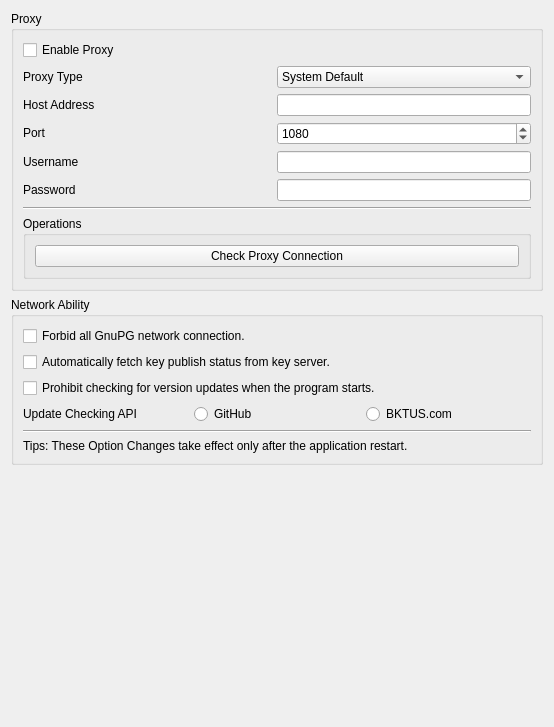
saturneric/GpgFrontend, file ui/NetworkSettings.ui: the form before one commit.
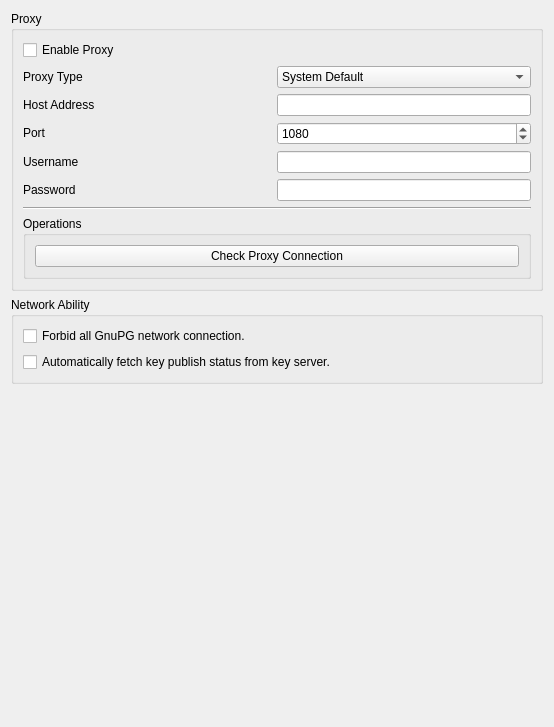
The form after the commit.

Commit message:
refactor(ui): remove version checking and update logic
* Eliminate update check options and related logic from UI and settings
* Remove version checking module references and associated event handlers
* Switch to event-based UI extension for dialogs and menus
* Simplify codebase and reduce dependencies on obsolete update features

Diff of the .ui file:
```diff
--- a/ui/NetworkSettings.ui
+++ b/ui/NetworkSettings.ui
@@ -289,13 +289,6 @@
         <string>Network Ability</string>
        </property>
        <layout class="QGridLayout" name="gridLayout_3">
-        <item row="4" column="0">
-         <widget class="QLabel" name="networkAbilityTipsLabel">
-          <property name="text">
-           <string>Tips: These Option Changes take effect only after the application restart.</string>
-          </property>
-         </widget>
-        </item>
         <item row="2" column="0">
          <layout class="QVBoxLayout" name="verticalLayout_3">
           <item>
@@ -312,47 +305,8 @@
             </property>
            </widget>
           </item>
-          <item>
-           <widget class="QCheckBox" name="prohibitUpdateCheck">
-            <property name="text">
-             <string>Prohibit checking for version updates when the program starts.</string>
-            </property>
-           </widget>
-          </item>
-          <item>
-           <layout class="QHBoxLayout" name="horizontalLayout_3">
-            <item>
-             <widget class="QLabel" name="updateCheckingAPILabel">
-              <property name="text">
-               <string>Update Checking API</string>
-              </property>
-             </widget>
-            </item>
-            <item>
-             <widget class="QRadioButton" name="githubRadioButton">
-              <property name="text">
-               <string>GitHub</string>
-              </property>
-             </widget>
-            </item>
-            <item>
-             <widget class="QRadioButton" name="bktusRadioButton">
-              <property name="text">
-               <string>BKTUS.com</string>
-              </property>
-             </widget>
-            </item>
-           </layout>
-          </item>
          </layout>
         </item>
-        <item row="3" column="0">
-         <widget class="Line" name="line">
-          <property name="orientation">
-           <enum>Qt::Orientation::Horizontal</enum>
-          </property>
-         </widget>
-        </item>
        </layout>
       </widget>
      </item>
```
The commit also changes 10 other files.
